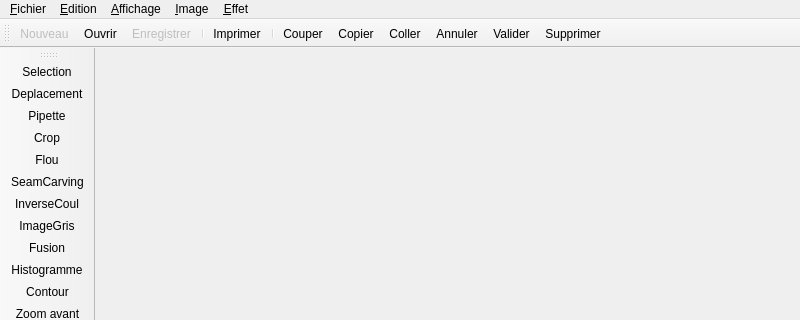
This is Line/image1/mainwindow.ui in LilyOfTheWest/image as Qt 5 draws it before an edit; both pictures show x 0 to 800 and y 0 to 320 of the 800 by 600 pixel window. The edited form follows.
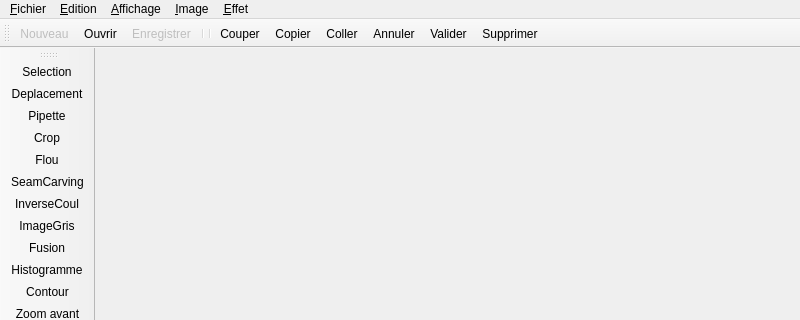
This is the edited form. Icons and pictures are not drawn.

Commit message: UI sans imprime

What changed in the file:
```diff
--- a/Line/image1/mainwindow.ui
+++ b/Line/image1/mainwindow.ui
@@ -118,7 +118,6 @@
    <addaction name="action_Ouvrir"/>
    <addaction name="action_Enregistrer"/>
    <addaction name="separator"/>
-   <addaction name="action_Imprimer"/>
    <addaction name="separator"/>
    <addaction name="action_Couper"/>
    <addaction name="action_Copier"/>
```
Left out of the diff: 1 changed line with no effect on the pictures. The commit also changes 5 other files.
